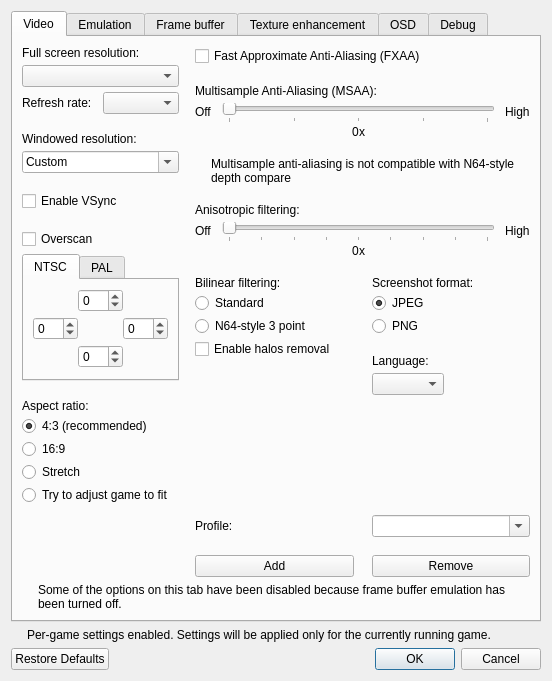
First picture: the form in src/GLideNUI/configDialog.ui, repository gonetz/GLideN64, before the edit.
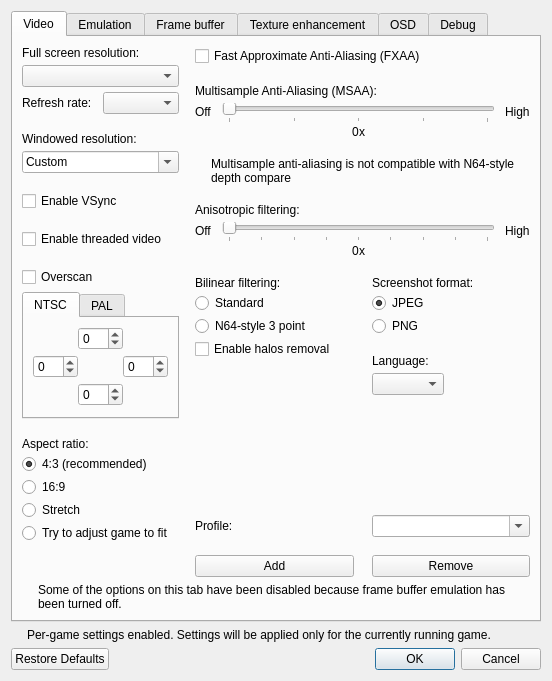
Second picture: the form after the edit. Icons and pictures are not drawn.

Commit message: Threaded GLideN64 calls

```diff
--- a/src/GLideNUI/configDialog.ui
+++ b/src/GLideNUI/configDialog.ui
@@ -160,6 +160,16 @@
              </property>
             </widget>
            </item>
+           <item>
+            <widget class="QCheckBox" name="vThreadedVideoCheckBox">
+             <property name="toolTip">
+              <string>&lt;html&gt;&lt;head/&gt;&lt;body&gt;&lt;p&gt;Threaded video can improve performance with poor OpenGL drivers at the cost of very marginal input lag, usually less than half a frame&lt;/p&gt;&lt;p&gt;[Recommended: &lt;span style=&quot; font-style:italic;&quot;&gt;Usually off, unless there are performance issues.&lt;/span&gt;]&lt;/p&gt;&lt;/body&gt;&lt;/html&gt;</string>
+             </property>
+             <property name="text">
+              <string>Enable threaded video</string>
+             </property>
+            </widget>
+           </item>
            <item>
             <widget class="QFrame" name="overscanFrame">
              <property name="minimumSize">
```
The commit also changes 39 other files.
